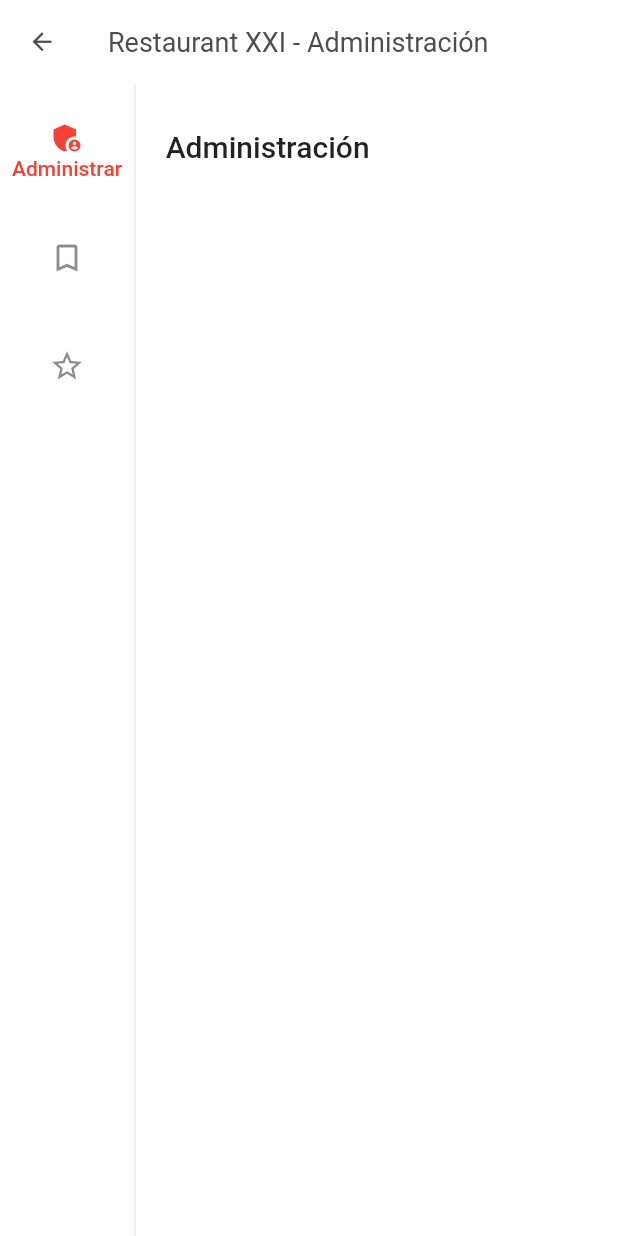
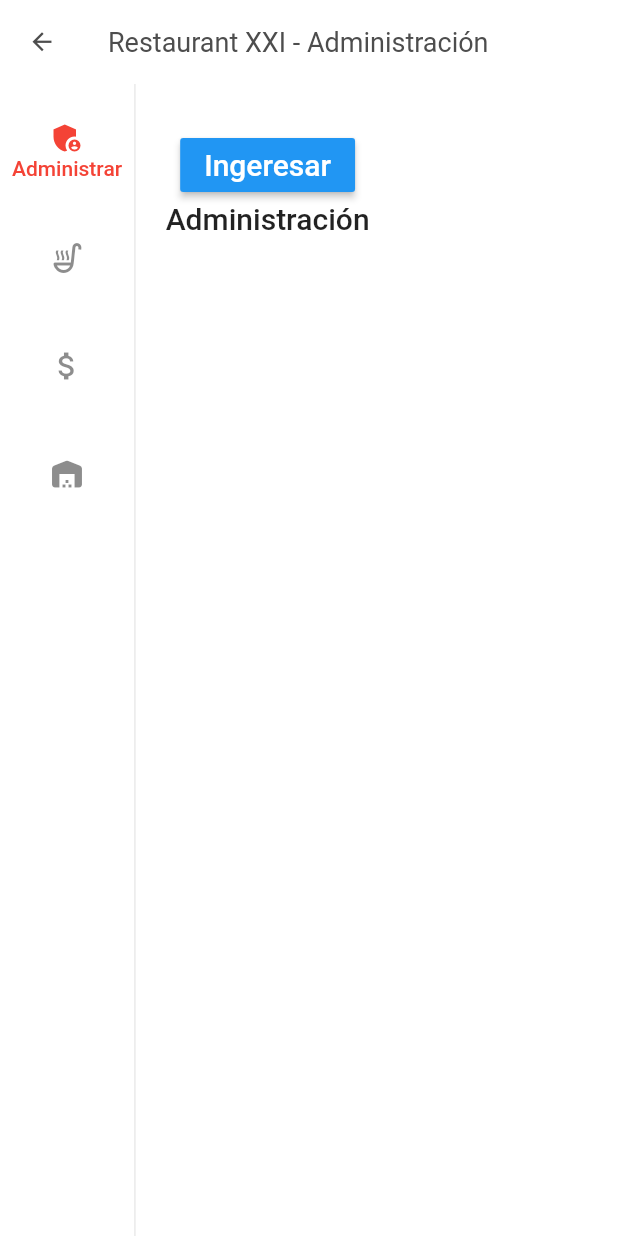
Before and after one commit to brandon14484/restaurante_cliente, a Flutter app: the HomeScreen screen opened by its route, on a phone screen of 412 x 824 dp. Run offline on Flutter 3.47's test engine with Material 2 defaults, Android fonts, the phone set to English and light mode, and no system bars; our stand-ins replace flutter_redux, form_validator, redux, shared_preferences; missing offline and left inert: flutter_redux_navigation; accounts and stored records are empty.

```diff
--- a/lib/main.dart
+++ b/lib/main.dart
@@ -2,7 +2,7 @@ import 'package:flutter/material.dart';
 import 'package:flutter_redux/flutter_redux.dart';
 import 'package:flutter_redux_navigation/flutter_redux_navigation.dart';
 import 'package:redux/redux.dart';
-import './screens/home/home_screen.dart';
+import 'screens/home/widgets/home_screen.dart';
 import './screens/login/login_screen.dart';
 import './theme/my_themes.dart';
 import './redux/auth/auth_middleware.dart';
--- a/lib/redux/auth/auth_middleware.dart
+++ b/lib/redux/auth/auth_middleware.dart
@@ -1,7 +1,7 @@
 /// Funciones que se activan cuando se llaman las acciones de autenticación.
 
 import 'package:flutter/material.dart';
-import '../../screens/home/home_screen.dart';
+import '../../screens/home/widgets/home_screen.dart';
 import '../../models/repositories/repositories.dart';
 import 'package:redux/redux.dart';
 import 'package:flutter_redux_navigation/flutter_redux_navigation.dart';
--- a/lib/screens/home/widgets/home_rail_widget.dart
+++ b/lib/screens/home/widgets/home_rail_widget.dart
@@ -23,14 +23,19 @@ class HomeRailWidget extends StatelessWidget {
           label: Text('Administrar'),
         ),
         NavigationRailDestination(
-          icon: Icon(Icons.bookmark_border),
-          selectedIcon: Icon(Icons.book),
-          label: Text('Second'),
+          icon: Icon(Icons.soup_kitchen_outlined),
+          selectedIcon: Icon(Icons.kitchen),
+          label: Text('Cocina'),
         ),
         NavigationRailDestination(
-          icon: Icon(Icons.star_border),
-          selectedIcon: Icon(Icons.star),
-          label: Text('Third'),
+          icon: Icon(Icons.attach_money_outlined),
+          selectedIcon: Icon(Icons.money),
+          label: Text('Finanzas'),
+        ),
+        NavigationRailDestination(
+          icon: Icon(Icons.warehouse_rounded),
+          selectedIcon: Icon(Icons.warehouse_outlined),
+          label: Text('Bodega'),
         ),
       ],
     );
--- a/lib/screens/home/widgets/pages/administration/home_admin_page_widget.dart
+++ b/lib/screens/home/widgets/pages/administration/home_admin_page_widget.dart
@@ -1,6 +1,6 @@
 import 'package:flutter/material.dart';
 
-class HomeAdminPageWidget extends StatelessWidget {
+  class HomeAdminPageWidget extends StatelessWidget {
   const HomeAdminPageWidget({super.key});
 
   @override
@@ -9,12 +9,26 @@ class HomeAdminPageWidget extends StatelessWidget {
       padding: const EdgeInsets.only(left: 20, top: 30, right: 20),
       child: Column(
         children: [
+          new RaisedButton(
+              color: Colors.blue,
+              textColor: Colors.white,
+              child: Text(
+                "Ingeresar",
+                style: TextStyle(
+                  fontSize: 20.0,
+                ),
+              ),
+              onPressed: () {
+                 // codigo del la acción a realizar
+              }),
+
           Text(
             "Administración",
             style: Theme.of(context).textTheme.titleLarge,
-          )
+          ),
         ],
       ),
     );
   }
+
 }
```
Also changed, not shown: lib/screens/home/widgets/home_screen.dart (renamed from lib/screens/home/home_screen.dart), 2 other files.
